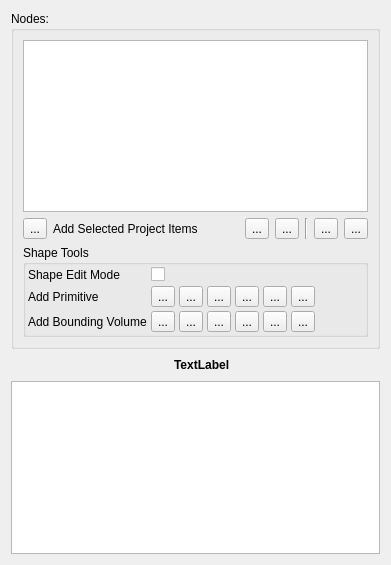
This is Editor/src/Items/Entity/EntityWidget.ui in GameOverture/HarmonyEngine as Qt 5 draws it before an edit. The edited form follows.
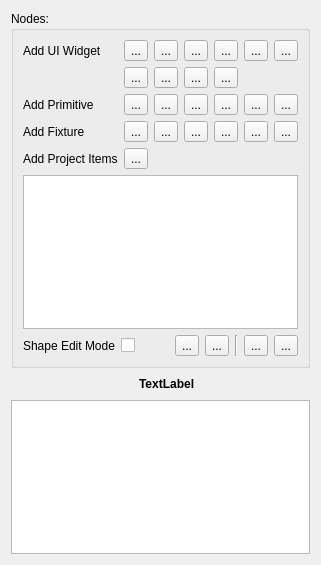
This is the edited form. Icons and pictures are not drawn. Custom widgets are drawn as their Qt base class.

```diff
--- a/Editor/src/Items/Entity/EntityWidget.ui
+++ b/Editor/src/Items/Entity/EntityWidget.ui
@@ -6,7 +6,7 @@
    <rect>
     <x>0</x>
     <y>0</y>
-    <width>391</width>
+    <width>320</width>
     <height>565</height>
    </rect>
   </property>
@@ -21,116 +21,8 @@
      </property>
      <layout class="QVBoxLayout" name="verticalLayout_3">
       <item>
-       <widget class="QTreeView" name="nodeTree">
-        <property name="selectionMode">
-         <enum>QAbstractItemView::ExtendedSelection</enum>
-        </property>
-        <property name="rootIsDecorated">
-         <bool>false</bool>
-        </property>
-        <attribute name="headerVisible">
-         <bool>false</bool>
-        </attribute>
-       </widget>
-      </item>
-      <item>
-       <layout class="QHBoxLayout" name="ChildrenToolbar">
-        <item>
-         <widget class="QToolButton" name="btnAddChild">
-          <property name="text">
-           <string>...</string>
-          </property>
-         </widget>
-        </item>
-        <item>
-         <widget class="QLabel" name="lblAddChildren">
-          <property name="text">
-           <string>Add Selected Project Items</string>
-          </property>
-         </widget>
-        </item>
-        <item>
-         <spacer name="horizontalSpacer_3">
-          <property name="orientation">
-           <enum>Qt::Horizontal</enum>
-          </property>
-          <property name="sizeHint" stdset="0">
-           <size>
-            <width>40</width>
-            <height>20</height>
-           </size>
-          </property>
-         </spacer>
-        </item>
-        <item>
-         <widget class="QToolButton" name="btnOrderUp">
-          <property name="text">
-           <string>...</string>
-          </property>
-         </widget>
-        </item>
-        <item>
-         <widget class="QToolButton" name="btnOrderDown">
-          <property name="text">
-           <string>...</string>
-          </property>
-         </widget>
-        </item>
-        <item>
-         <widget class="Line" name="line">
-          <property name="orientation">
-           <enum>Qt::Vertical</enum>
-          </property>
-         </widget>
-        </item>
-        <item>
-         <widget class="QToolButton" name="btnReplace">
-          <property name="text">
-           <string>...</string>
-          </property>
-         </widget>
-        </item>
-        <item>
-         <widget class="QToolButton" name="btnRemove">
-          <property name="text">
-           <string>...</string>
-          </property>
-         </widget>
-        </item>
-       </layout>
-      </item>
-      <item>
-       <widget class="QGroupBox" name="grpAddShape">
-        <property name="title">
-         <string>Shape Tools</string>
-        </property>
-        <layout class="QFormLayout" name="formLayout_2">
-         <property name="horizontalSpacing">
-          <number>4</number>
-         </property>
-         <property name="verticalSpacing">
-          <number>4</number>
-         </property>
-         <property name="leftMargin">
-          <number>2</number>
-         </property>
-         <property name="topMargin">
-          <number>2</number>
-         </property>
-         <property name="rightMargin">
-          <number>2</number>
-         </property>
-         <property name="bottomMargin">
-          <number>2</number>
-         </property>
-         <item row="4" column="0">
-          <widget class="QLabel" name="lblAddPrimitive">
-           <property name="text">
-            <string>Add Primitive</string>
-           </property>
-          </widget>
-         </item>
-         <item row="4" column="1">
+       <layout class="QGridLayout" name="gridLayout">
+        <item row="2" column="1">
           <layout class="QHBoxLayout" name="lytAddPrimitiveShape">
            <item>
             <widget class="QToolButton" name="btnAddPrimitiveBox">
@@ -207,14 +99,44 @@
            </item>
           </layout>
          </item>
-         <item row="5" column="0">
+        <item row="4" column="0">
+         <widget class="QLabel" name="lblAddChildren">
+          <property name="toolTip">
+           <string>Add the currently selected items in Project Explorer</string>
+          </property>
+          <property name="text">
+           <string>Add Project Items</string>
+          </property>
+         </widget>
+        </item>
+        <item row="3" column="0">
           <widget class="QLabel" name="lblAddShape">
            <property name="text">
-            <string>Add Bounding Volume</string>
+           <string>Add Fixture</string>
            </property>
           </widget>
          </item>
-         <item row="5" column="1">
+        <item row="0" column="0">
+         <widget class="QLabel" name="lblAddWidget">
+          <property name="toolTip">
+           <string>Add a customizable prebuilt entity that behaves like a UI widget/control</string>
+          </property>
+          <property name="text">
+           <string>Add UI Widget</string>
+          </property>
+         </widget>
+        </item>
+        <item row="2" column="0">
+         <widget class="QLabel" name="lblAddPrimitive">
+          <property name="toolTip">
+           <string>Primitives are visually rendered shapes that are cosmedic only</string>
+          </property>
+          <property name="text">
+           <string>Add Primitive</string>
+          </property>
+         </widget>
+        </item>
+        <item row="3" column="1">
           <layout class="QHBoxLayout" name="lytAddBoundingShape">
            <item>
             <widget class="QToolButton" name="btnAddShapeBox">
@@ -291,22 +213,197 @@
            </item>
           </layout>
          </item>
-         <item row="2" column="0">
+        <item row="4" column="1">
+         <widget class="QToolButton" name="btnAddChild">
+          <property name="text">
+           <string>...</string>
+          </property>
+         </widget>
+        </item>
+        <item row="0" column="1">
+         <layout class="QHBoxLayout" name="horizontalLayout_2">
+          <item>
+           <widget class="QToolButton" name="btnAddLabel">
+            <property name="text">
+             <string>...</string>
+            </property>
+           </widget>
+          </item>
+          <item>
+           <widget class="QToolButton" name="btnAddButton">
+            <property name="text">
+             <string>...</string>
+            </property>
+           </widget>
+          </item>
+          <item>
+           <widget class="QToolButton" name="btnAddRackMeter">
+            <property name="text">
+             <string>...</string>
+            </property>
+           </widget>
+          </item>
+          <item>
+           <widget class="QToolButton" name="btnAddBarMeter">
+            <property name="text">
+             <string>...</string>
+            </property>
+           </widget>
+          </item>
+          <item>
+           <widget class="QToolButton" name="btnAddCheckBox">
+            <property name="text">
+             <string>...</string>
+            </property>
+           </widget>
+          </item>
+          <item>
+           <widget class="QToolButton" name="btnAddRadioButton">
+            <property name="text">
+             <string>...</string>
+            </property>
+           </widget>
+          </item>
+          <item>
+           <spacer name="horizontalSpacer_6">
+            <property name="orientation">
+             <enum>Qt::Horizontal</enum>
+            </property>
+            <property name="sizeHint" stdset="0">
+             <size>
+              <width>40</width>
+              <height>20</height>
+             </size>
+            </property>
+           </spacer>
+          </item>
+         </layout>
+        </item>
+        <item row="1" column="1">
+         <layout class="QHBoxLayout" name="horizontalLayout_4">
+          <item>
+           <widget class="QToolButton" name="btnAddLineEdit">
+            <property name="text">
+             <string>...</string>
+            </property>
+           </widget>
+          </item>
+          <item>
+           <widget class="QToolButton" name="btnAddRichText">
+            <property name="text">
+             <string>...</string>
+            </property>
+           </widget>
+          </item>
+          <item>
+           <widget class="QToolButton" name="btnAddComboBox">
+            <property name="text">
+             <string>...</string>
+            </property>
+           </widget>
+          </item>
+          <item>
+           <widget class="QToolButton" name="btnAddSlider">
+            <property name="text">
+             <string>...</string>
+            </property>
+           </widget>
+          </item>
+          <item>
+           <spacer name="horizontalSpacer_7">
+            <property name="orientation">
+             <enum>Qt::Horizontal</enum>
+            </property>
+            <property name="sizeHint" stdset="0">
+             <size>
+              <width>40</width>
+              <height>20</height>
+             </size>
+            </property>
+           </spacer>
+          </item>
+         </layout>
+        </item>
+       </layout>
+      </item>
+      <item>
+       <widget class="QTreeView" name="nodeTree">
+        <property name="selectionMode">
+         <enum>QAbstractItemView::ExtendedSelection</enum>
+        </property>
+        <property name="rootIsDecorated">
+         <bool>false</bool>
+        </property>
+        <attribute name="headerVisible">
+         <bool>false</bool>
+        </attribute>
+       </widget>
+      </item>
+      <item>
+       <layout class="QHBoxLayout" name="ChildrenToolbar">
+        <item>
           <widget class="QLabel" name="label">
            <property name="text">
             <string>Shape Edit Mode</string>
            </property>
           </widget>
          </item>
-         <item row="2" column="1">
+        <item>
           <widget class="QCheckBox" name="chkShapeEditMode">
            <property name="text">
             <string/>
            </property>
           </widget>
          </item>
-        </layout>
-       </widget>
+        <item>
+         <spacer name="horizontalSpacer_3">
+          <property name="orientation">
+           <enum>Qt::Horizontal</enum>
+          </property>
+          <property name="sizeHint" stdset="0">
+           <size>
+            <width>40</width>
+            <height>20</height>
+           </size>
+          </property>
+         </spacer>
+        </item>
+        <item>
+         <widget class="QToolButton" name="btnOrderUp">
+          <property name="text">
+           <string>...</string>
+          </property>
+         </widget>
+        </item>
+        <item>
+         <widget class="QToolButton" name="btnOrderDown">
+          <property name="text">
+           <string>...</string>
+          </property>
+         </widget>
+        </item>
+        <item>
+         <widget class="Line" name="line">
+          <property name="orientation">
+           <enum>Qt::Vertical</enum>
+          </property>
+         </widget>
+        </item>
+        <item>
+         <widget class="QToolButton" name="btnReplace">
+          <property name="text">
+           <string>...</string>
+          </property>
+         </widget>
+        </item>
+        <item>
+         <widget class="QToolButton" name="btnRemove">
+          <property name="text">
+           <string>...</string>
+          </property>
+         </widget>
+        </item>
+       </layout>
       </item>
      </layout>
     </widget>
```
Left out of the diff: 3 changed lines with no effect on the pictures. Lines whose indentation alone changed are shown as unchanged.
